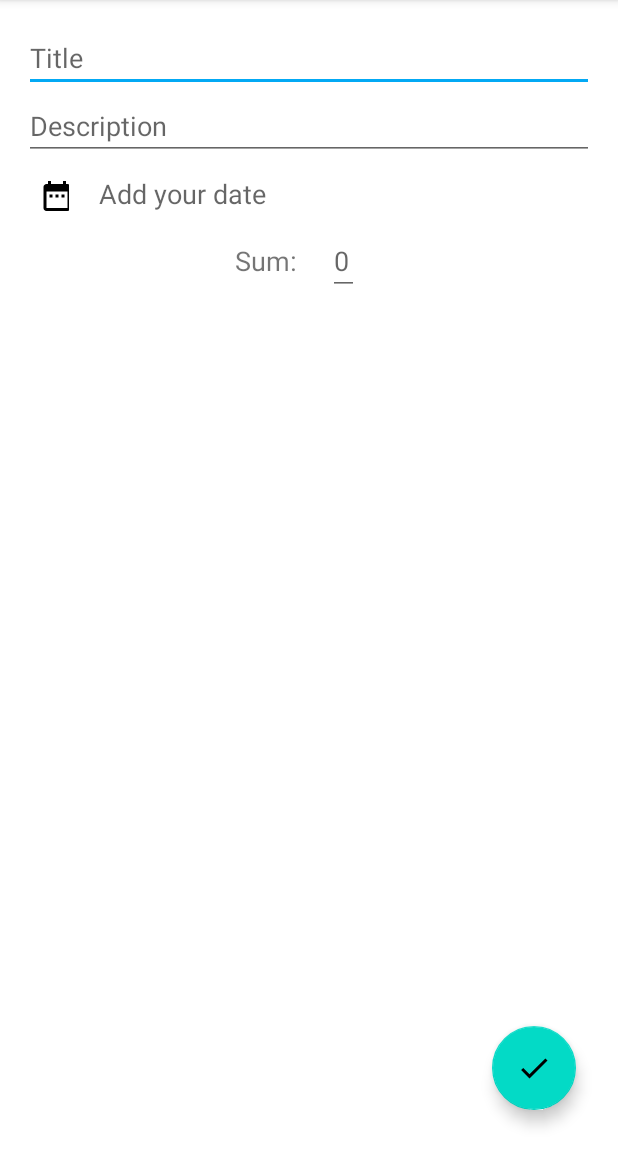
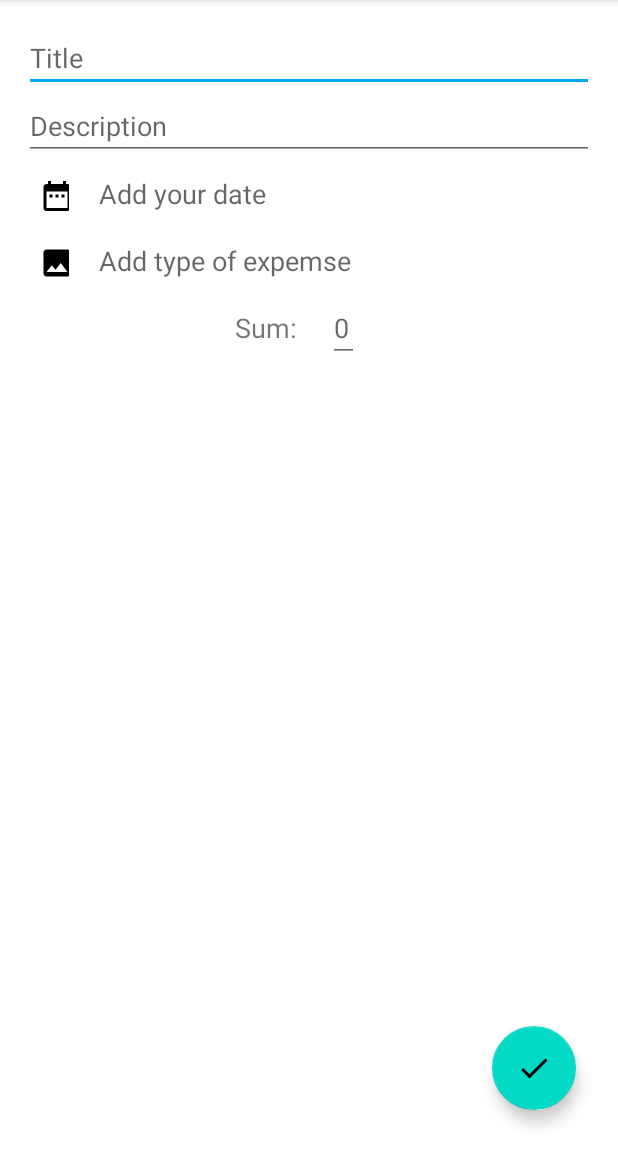
Before and after one commit to YorkIsMine/ExpenseApp, an Android app: the AddExpenseActivity screen opened directly, with no data from a screen before it, on a phone screen of 412 x 824 dp, the part 84-1236 px from its top. Run offline under Robolectric (Android 15) with nearby library versions, the phone set to English and light mode, and no system bars.

Commit message:
Merge branch 'w8aMin' of https://github.com/YorkIsMine/ExpenseApp into YorkBranch
# Conflicts:
#	app/src/main/res/layout/expense_item.xml

```diff
--- a/app/build.gradle
+++ b/app/build.gradle
@@ -19,6 +19,10 @@ android {
     }
 }
 
+repositories {
+    maven { url 'https://jitpack.io' }
+}
+
 dependencies {
     implementation fileTree(dir: 'libs', include: ['*.jar'])
     implementation 'androidx.appcompat:appcompat:1.0.2'
@@ -34,4 +38,6 @@ dependencies {
 
     implementation 'android.arch.persistence.room:runtime:1.1.1'
     annotationProcessor 'android.arch.persistence.room:compiler:1.1.1'
+
+    implementation 'com.github.PhilJay:MPAndroidChart:v3.1.0'
 }
--- a/app/src/main/java/com/yorkismine/expenseapp/AddExpenseActivity.java
+++ b/app/src/main/java/com/yorkismine/expenseapp/AddExpenseActivity.java
@@ -29,6 +29,7 @@ import static com.yorkismine.expenseapp.utils.Constants.EXTRA_DATE;
 import static com.yorkismine.expenseapp.utils.Constants.EXTRA_DESC;
 import static com.yorkismine.expenseapp.utils.Constants.EXTRA_SUM;
 import static com.yorkismine.expenseapp.utils.Constants.EXTRA_TITLE;
+import static com.yorkismine.expenseapp.utils.Constants.EXTRA_TYPE;
 
 public class AddExpenseActivity extends AppCompatActivity {
 
@@ -37,6 +38,8 @@ public class AddExpenseActivity extends AppCompatActivity {
     private EditText edtDesc;
     private EditText edtSum;
     private TextView cvDate;
+    private TextView typeExpense;
+
     private String date;
     private String dateInMillis;
 
@@ -50,6 +53,7 @@ public class AddExpenseActivity extends AppCompatActivity {
         edtDesc = findViewById(R.id.add_edt_desc);
         edtSum = findViewById(R.id.add_edt_sum);
         cvDate = findViewById(R.id.add_date);
+        typeExpense = findViewById(R.id.add_type);
 
         //Getting anf Setting date from CalendarView
 //        cvDate.setOnDateChangeListener(new CalendarView.OnDateChangeListener() {
@@ -66,6 +70,13 @@ public class AddExpenseActivity extends AppCompatActivity {
 //                Log.d("TAG", "Date clicked in milliseconds: " + dateInMillis);
 //            }
 //        });
+
+        typeExpense.setOnClickListener(new View.OnClickListener() {
+            @Override
+            public void onClick(View view) {
+
+            }
+        });
 
         //ToDo create custom dialog datePicker
         cvDate.setOnClickListener(new View.OnClickListener() {
--- a/app/src/main/java/com/yorkismine/expenseapp/model/TypeOfExpense.java
+++ b/app/src/main/java/com/yorkismine/expenseapp/model/TypeOfExpense.java
@@ -1,4 +1,10 @@
 package com.yorkismine.expenseapp.model;
 
 public enum TypeOfExpense {
+    animal,
+    games,
+    food,
+    clothes,
+    home,
+    pets
 }
--- a/app/src/main/java/com/yorkismine/expenseapp/utils/Constants.java
+++ b/app/src/main/java/com/yorkismine/expenseapp/utils/Constants.java
@@ -5,6 +5,7 @@ public class Constants{
     public static final String EXTRA_DESC = "DESC";
     public static final String EXTRA_SUM = "SUM";
     public static final String EXTRA_DATE = "DATE";
+    public static final String EXTRA_TYPE = "TYPE";
     public static final String EXTRA_CURRENCY_RUB = "р";
     public static final String EXTRA_CURRENCY_USD = "$";
     public static final String EXTRA_CURRENCY_EURO = "€";
--- /dev/null
+++ b/app/src/main/res/drawable/ic_insert_photo_black_24dp.xml
@@ -0,0 +1,9 @@
+<vector xmlns:android="http://schemas.android.com/apk/res/android"
+        android:width="24dp"
+        android:height="24dp"
+        android:viewportWidth="24.0"
+        android:viewportHeight="24.0">
+    <path
+        android:fillColor="#FF000000"
+        android:pathData="M21,19V5c0,-1.1 -0.9,-2 -2,-2H5c-1.1,0 -2,0.9 -2,2v14c0,1.1 0.9,2 2,2h14c1.1,0 2,-0.9 2,-2zM8.5,13.5l2.5,3.01L14.5,12l4.5,6H5l3.5,-4.5z"/>
+</vector>
--- a/app/src/main/res/layout/activity_add_expense.xml
+++ b/app/src/main/res/layout/activity_add_expense.xml
@@ -51,6 +51,28 @@
         <LinearLayout
             android:layout_width="match_parent"
             android:layout_height="wrap_content"
+            android:orientation="horizontal"
+            android:padding="10dp">
+
+            <TextView
+                android:layout_width="20dp"
+                android:layout_height="20dp"
+                android:drawableStart="@drawable/ic_insert_photo_black_24dp"
+                android:layout_marginEnd="20dp"/>
+
+            <TextView
+                android:id="@+id/add_type"
+                android:layout_width="match_parent"
+                android:layout_height="wrap_content"
+                android:textAppearance="@style/TextAppearance.AppCompat.Medium"
+                tools:text="This is type of expense"
+                android:hint="Add type of expemse"/>
+
+        </LinearLayout>
+
+        <LinearLayout
+            android:layout_width="match_parent"
+            android:layout_height="wrap_content"
             android:gravity="center_horizontal"
             android:orientation="horizontal"
             android:paddingHorizontal="8dp"
--- a/app/src/main/res/layout/fragment_statistics.xml
+++ b/app/src/main/res/layout/fragment_statistics.xml
@@ -16,4 +16,10 @@
         app:layout_constraintEnd_toEndOf="parent"
         app:layout_constraintStart_toStartOf="parent"
         app:layout_constraintTop_toTopOf="parent" />
+
+    <com.github.mikephil.charting.charts.PieChart
+        android:id="@+id/expense_diagram"
+        android:layout_width="match_parent"
+        android:layout_height="match_parent"/>
+
 </androidx.constraintlayout.widget.ConstraintLayout>
```
Also changed, not shown: app/src/main/java/com/yorkismine/expenseapp/ui/home/HomeFragment.java (+5 -3 lines), app/src/main/java/com/yorkismine/expenseapp/ui/statistics/StatisticsFragment.java (+59 -7 lines).
